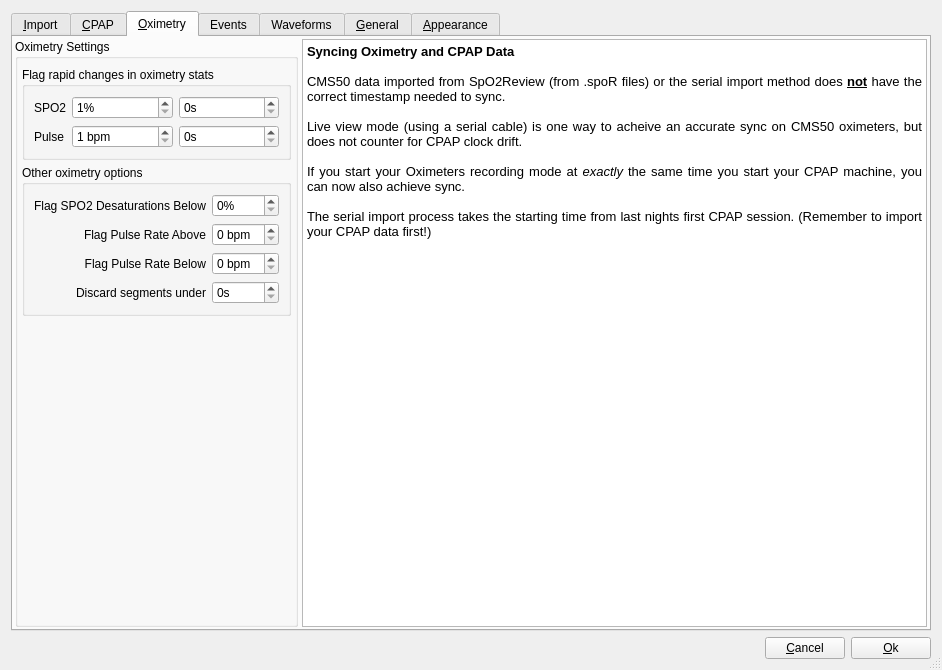
First picture: the form in oscar/preferencesdialog.ui, repository littleyoda/oscar, before the edit.
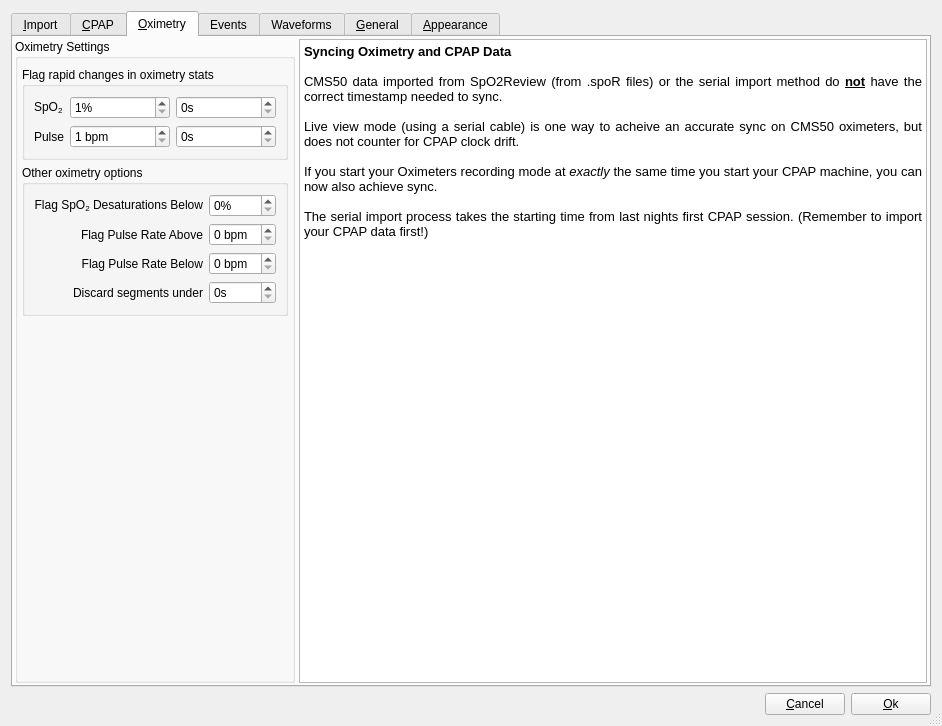
Second picture: the form after the edit. The open tabs and pages were chosen to show the change. Icons and pictures are not drawn.

Patch:
```diff
--- a/oscar/preferencesdialog.ui
+++ b/oscar/preferencesdialog.ui
@@ -10,7 +10,7 @@
     <x>0</x>
     <y>0</y>
     <width>942</width>
-    <height>655</height>
+    <height>726</height>
    </rect>
   </property>
   <property name="sizePolicy">
@@ -1626,7 +1626,7 @@
                 <item row="0" column="0">
                  <widget class="QLabel" name="label_52">
                   <property name="text">
-                   <string>Flag SPO2 Desaturations Below</string>
+                   <string>&lt;html&gt;&lt;head/&gt;&lt;body&gt;&lt;p&gt;Flag SpO&lt;span style=&quot; vertical-align:sub;&quot;&gt;2&lt;/span&gt; Desaturations Below&lt;/p&gt;&lt;/body&gt;&lt;/html&gt;</string>
                   </property>
                   <property name="alignment">
                    <set>Qt::AlignRight|Qt::AlignTrailing|Qt::AlignVCenter</set>
@@ -1677,7 +1677,7 @@
                    </sizepolicy>
                   </property>
                   <property name="text">
-                   <string>SPO2</string>
+                   <string notr="true">&lt;html&gt;&lt;head/&gt;&lt;body&gt;&lt;p&gt;SpO&lt;span style=&quot; vertical-align:sub;&quot;&gt;2&lt;/span&gt;&lt;/p&gt;&lt;/body&gt;&lt;/html&gt;</string>
                   </property>
                  </widget>
                 </item>
@@ -1787,12 +1787,12 @@
             </property>
             <property name="html">
              <string>&lt;!DOCTYPE HTML PUBLIC &quot;-//W3C//DTD HTML 4.0//EN&quot; &quot;http://www.w3.org/TR/REC-html40/strict.dtd&quot;&gt;
-&lt;html&gt;&lt;head&gt;&lt;meta name=&quot;qrichtext&quot; content=&quot;1&quot; /&gt;&lt;style type=&quot;text/css&quot;&gt;
+&lt;html&gt;&lt;head&gt;&lt;meta name=&quot;qrichtext&quot; content=&quot;1&quot; /&gt;&lt;meta charset=&quot;utf-8&quot; /&gt;&lt;style type=&quot;text/css&quot;&gt;
 p, li { white-space: pre-wrap; }
-&lt;/style&gt;&lt;/head&gt;&lt;body style=&quot; font-family:'MS Shell Dlg 2'; font-size:7.84158pt; font-weight:400; font-style:normal;&quot;&gt;
+&lt;/style&gt;&lt;/head&gt;&lt;body style=&quot; font-family:'Segoe UI'; font-size:9pt; font-weight:400; font-style:normal;&quot;&gt;
 &lt;p style=&quot; margin-top:0px; margin-bottom:0px; margin-left:0px; margin-right:0px; -qt-block-indent:0; text-indent:0px;&quot;&gt;&lt;span style=&quot; font-family:'Sans'; font-size:10pt; font-weight:600;&quot;&gt;Syncing Oximetry and CPAP Data&lt;/span&gt;&lt;/p&gt;
 &lt;p align=&quot;justify&quot; style=&quot;-qt-paragraph-type:empty; margin-top:0px; margin-bottom:0px; margin-left:0px; margin-right:0px; -qt-block-indent:0; text-indent:0px; font-family:'Sans'; font-size:10pt;&quot;&gt;&lt;br /&gt;&lt;/p&gt;
-&lt;p align=&quot;justify&quot; style=&quot; margin-top:0px; margin-bottom:0px; margin-left:0px; margin-right:0px; -qt-block-indent:0; text-indent:0px;&quot;&gt;&lt;span style=&quot; font-family:'Sans'; font-size:10pt;&quot;&gt;CMS50 data imported from SpO2Review (from .spoR files) or the serial import method does &lt;/span&gt;&lt;span style=&quot; font-family:'Sans'; font-size:10pt; font-weight:600; text-decoration: underline;&quot;&gt;not&lt;/span&gt;&lt;span style=&quot; font-family:'Sans'; font-size:10pt;&quot;&gt; have the correct timestamp needed to sync.&lt;/span&gt;&lt;/p&gt;
+&lt;p align=&quot;justify&quot; style=&quot; margin-top:0px; margin-bottom:0px; margin-left:0px; margin-right:0px; -qt-block-indent:0; text-indent:0px;&quot;&gt;&lt;span style=&quot; font-family:'Sans'; font-size:10pt;&quot;&gt;CMS50 data imported from SpO2Review (from .spoR files) or the serial import method do &lt;/span&gt;&lt;span style=&quot; font-family:'Sans'; font-size:10pt; font-weight:600; text-decoration: underline;&quot;&gt;not&lt;/span&gt;&lt;span style=&quot; font-family:'Sans'; font-size:10pt;&quot;&gt; have the correct timestamp needed to sync.&lt;/span&gt;&lt;/p&gt;
 &lt;p align=&quot;justify&quot; style=&quot;-qt-paragraph-type:empty; margin-top:0px; margin-bottom:0px; margin-left:0px; margin-right:0px; -qt-block-indent:0; text-indent:0px; font-family:'Sans'; font-size:10pt;&quot;&gt;&lt;br /&gt;&lt;/p&gt;
 &lt;p align=&quot;justify&quot; style=&quot; margin-top:0px; margin-bottom:0px; margin-left:0px; margin-right:0px; -qt-block-indent:0; text-indent:0px;&quot;&gt;&lt;span style=&quot; font-family:'Sans'; font-size:10pt;&quot;&gt;Live view mode (using a serial cable) is one way to acheive an accurate sync on CMS50 oximeters, but does not counter for CPAP clock drift.&lt;/span&gt;&lt;/p&gt;
 &lt;p align=&quot;justify&quot; style=&quot;-qt-paragraph-type:empty; margin-top:0px; margin-bottom:0px; margin-left:0px; margin-right:0px; -qt-block-indent:0; text-indent:0px; font-family:'Sans'; font-size:10pt;&quot;&gt;&lt;br /&gt;&lt;/p&gt;
```
Left out of the diff: 25 changed lines with no effect on the pictures.
